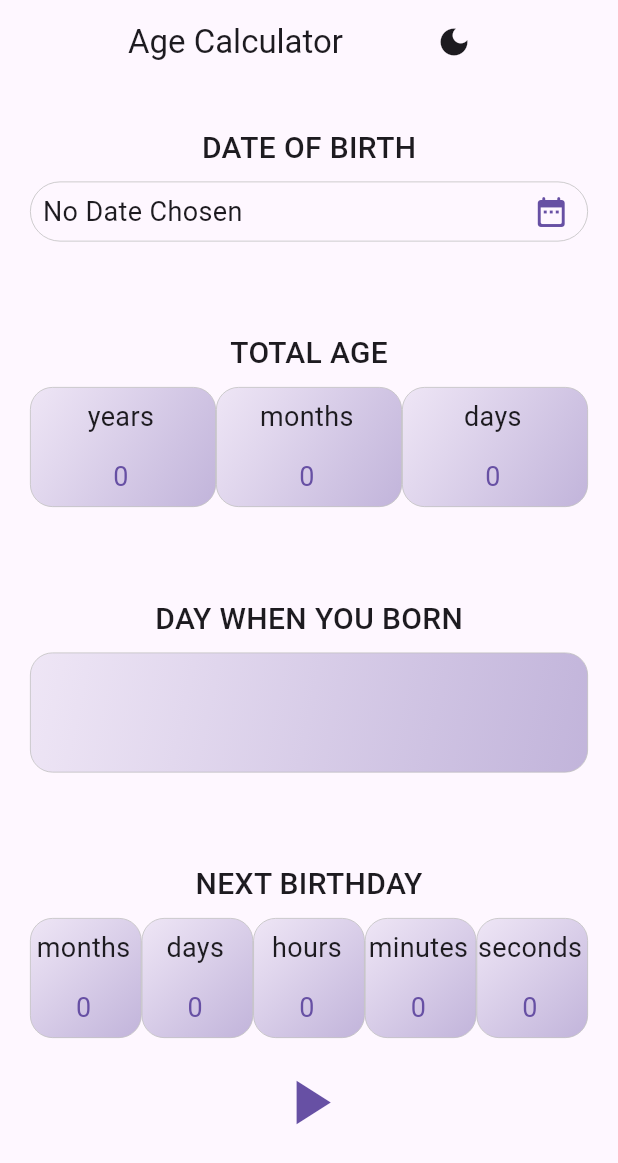
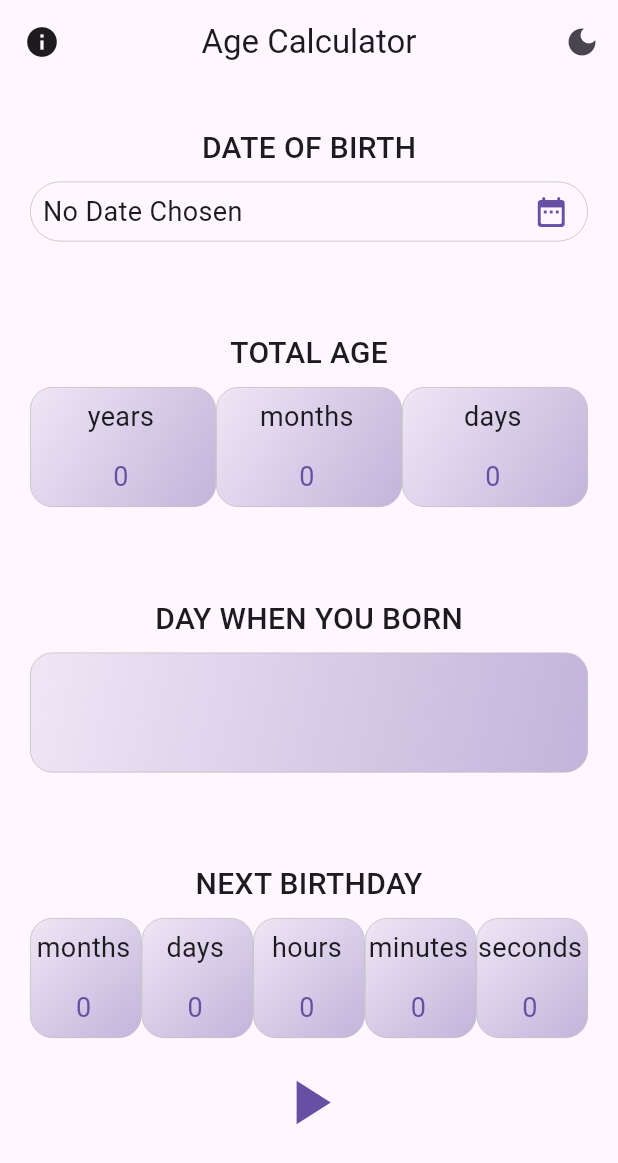
Before and after one commit to salahalshafey/my_age, a Flutter app: the screen it shows after launch, on a phone screen of 412 x 824 dp. Shown: the top 1163 px of the screen. Run offline on Flutter 3.47's test engine with Material 2 defaults, Android fonts, the phone set to English and light mode, and no system bars; our stand-ins replace hijri, time.

Commit message:
adding app overview screen and some refactoring

```diff
--- a/lib/main.dart
+++ b/lib/main.dart
@@ -1,12 +1,6 @@
-import 'package:my_age/widgets/date_picker.dart';
-import 'package:my_age/widgets/day_when_you_born.dart';
-import 'package:my_age/widgets/date_view_list.dart';
+import 'package:flutter/material.dart';
 
-import 'package:flutter/material.dart';
-import 'package:my_age/widgets/next_birth_day_live.dart';
-
-import './models/person.dart';
-import 'widgets/toggle_theme_button.dart';
+import 'pages/home_screen.dart';
 
 void main() {
   runApp(const MyApp());
@@ -31,6 +25,7 @@ class _MyAppState extends State<MyApp> {
   @override
   Widget build(BuildContext context) {
     return MaterialApp(
+      debugShowCheckedModeBanner: false,
       title: 'My Age',
       theme: ThemeData(
         useMaterial3: true,
@@ -58,67 +53,7 @@ class _MyAppState extends State<MyApp> {
             ),
       ),
       themeMode: _themeMode,
-      home: MyHomePage(setThemeMode: _setThemeMode),
+      home: HomeScreen(setThemeMode: _setThemeMode),
     );
   }
 }
-
-class MyHomePage extends StatefulWidget {
-  const MyHomePage({Key? key, required this.setThemeMode}) : super(key: key);
-
-  final void Function(ThemeMode themeMode) setThemeMode;
-
-  @override
-  State<MyHomePage> createState() => _MyHomePageState();
-}
-
-class _MyHomePageState extends State<MyHomePage> {
-  Person _person = const Person();
-  DateTime? theDate;
-
-  void _addBirthDate(DateTime? date) {
-    setState(() {
-      theDate = date;
-      _person = Person(date);
-    });
-  }
-
-  @override
-  Widget build(BuildContext context) {
-    var horizantalPadding = 20.0;
-    var width = MediaQuery.of(context).size.width;
-    if (width > 800) {
-      horizantalPadding += (width - 800) / 2;
-    }
-
-    return Scaffold(
-      appBar: AppBar(
-        title: Row(
-          mainAxisAlignment: MainAxisAlignment.center,
-          children: [
-            const Text('Age Calculator'),
-            const SizedBox(width: 50),
-            ToggleThemeButton(setThemeMode: widget.setThemeMode),
-          ],
-        ),
-        centerTitle: true,
-      ),
-      body: ListView(
-        padding: EdgeInsets.symmetric(horizontal: horizantalPadding),
-        children: <Widget>[
-          const SizedBox(height: 20),
-          DatePiker(_addBirthDate),
-          const SizedBox(height: 50),
-          DateViewList('TOTAL AGE', _person.totalAge),
-          const SizedBox(height: 50),
-          DayWhenYouBorn(_person.dayOfBorn, _person.hijriDate),
-          const SizedBox(height: 50),
-          DateViewList('NEXT BIRTHDAY', _person.remainingTimeToNextBirthDay),
-          const SizedBox(height: 10),
-          Align(child: NextBirthDayLive(_addBirthDate, theDate)),
-          const SizedBox(height: 20),
-        ],
-      ),
-    );
-  }
-}
--- /dev/null
+++ b/lib/pages/home_screen.dart
@@ -0,0 +1,98 @@
+import 'package:flutter/material.dart';
+
+import '../models/person.dart';
+
+import '../widgets/date_picker.dart';
+import '../widgets/date_view_list.dart';
+import '../widgets/day_when_you_born.dart';
+import '../widgets/next_birth_day_live.dart';
+import '../widgets/toggle_theme_button.dart';
+import 'about_app_screen.dart';
+
+class HomeScreen extends StatefulWidget {
+  const HomeScreen({Key? key, required this.setThemeMode}) : super(key: key);
+
+  final void Function(ThemeMode themeMode) setThemeMode;
+
+  @override
+  State<HomeScreen> createState() => _HomeScreenState();
+}
+
+class _HomeScreenState extends State<HomeScreen> {
+  Person _person = const Person();
+  DateTime? theDate;
+
+  void _addBirthDate(DateTime? date) {
+    setState(() {
+      theDate = date;
+      _person = Person(date);
+    });
+  }
+
+  @override
+  Widget build(BuildContext context) {
+    var horizantalPadding = 20.0;
+    var width = MediaQuery.of(context).size.width;
+    if (width > 800) {
+      horizantalPadding += (width - 800) / 2;
+    }
+
+    return Scaffold(
+      appBar: AppBar(
+        title: const Text('Age Calculator'),
+        leading: IconButton(
+          onPressed: () {
+            goToScreenWithSlideTransition(
+              context,
+              const AboutAppScreen(),
+              beginOffset: const Offset(-1, 0),
+            );
+          },
+          icon: const Icon(Icons.info),
+        ),
+        actions: [
+          ToggleThemeButton(setThemeMode: widget.setThemeMode),
+        ],
+        centerTitle: true,
+      ),
+      body: ListView(
+        padding: EdgeInsets.symmetric(horizontal: horizantalPadding),
+        children: <Widget>[
+          const SizedBox(height: 20),
+          DatePiker(_addBirthDate),
+          const SizedBox(height: 50),
+          DateViewList('TOTAL AGE', _person.totalAge),
+          const SizedBox(height: 50),
+          DayWhenYouBorn(_person.dayOfBorn, _person.hijriDate),
+          const SizedBox(height: 50),
+          DateViewList('NEXT BIRTHDAY', _person.remainingTimeToNextBirthDay),
+          const SizedBox(height: 10),
+          Align(child: NextBirthDayLive(_addBirthDate, theDate)),
+          const SizedBox(height: 20),
+        ],
+      ),
+    );
+  }
+}
+
+void goToScreenWithSlideTransition(
+  BuildContext context,
+  Widget screen, {
+  Offset beginOffset = const Offset(1, 0),
+}) {
+  Navigator.push(
+    context,
+    PageRouteBuilder(
+      pageBuilder: (context, animation, secondaryAnimation) => screen,
+      transitionsBuilder: (context, animation, secondaryAnimation, child) {
+        return SlideTransition(
+          position: Tween<Offset>(
+            begin: beginOffset,
+            end: Offset.zero,
+          ).animate(animation),
+          child: child,
+        );
+      },
+    ),
+  );
+}
--- a/pubspec.yaml
+++ b/pubspec.yaml
@@ -15,7 +15,7 @@ publish_to: 'none' # Remove this line if you wish to publish to pub.dev
 # In iOS, build-name is used as CFBundleShortVersionString while build-number used as CFBundleVersion.
 # Read more about iOS versioning at
 # https://developer.apple.com/library/archive/documentation/General/Reference/InfoPlistKeyReference/Articles/CoreFoundationKeys.html
-version: 1.7.0+1
+version: 0.5.0+1
 
 environment:
   sdk: ">=2.17.0 <3.0.0"
@@ -37,6 +37,7 @@ dependencies:
   hijri: ^3.0.0
   time: ^2.1.3
   intl: ^0.18.0
+  url_launcher: ^6.1.12
 
 
 dev_dependencies:
```
Also changed, not shown: lib/pages/about_app_screen.dart (added, +54 -0 lines), pubspec.lock, 6 other files.
